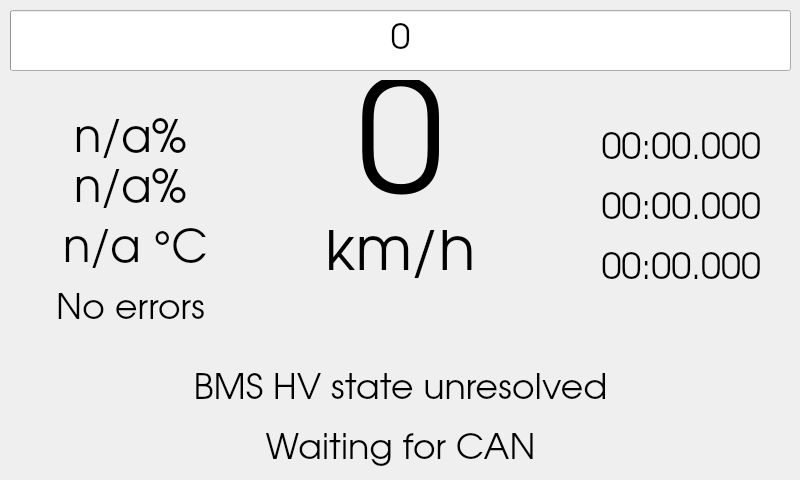
Old version of the form Dash/mainwindow.ui in the repository PUT-Motorsport/PUTM_EV_DASH_SOFTWARE_2022.
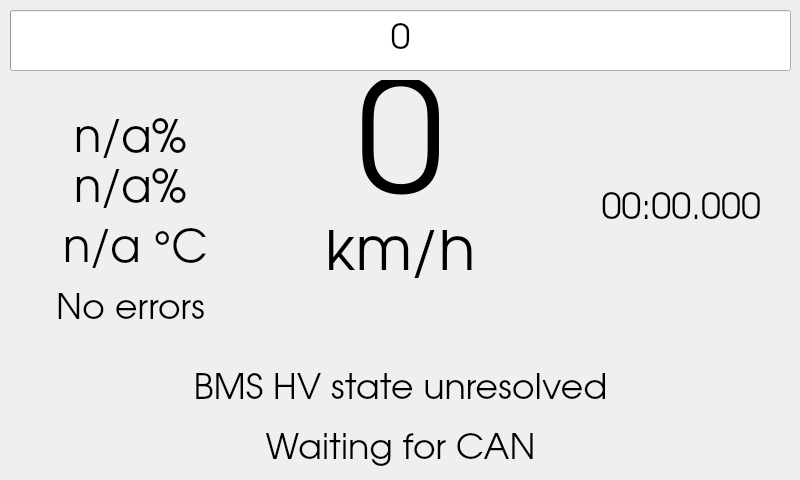
New version of the form.

Diff of the .ui file:
```diff
--- a/Dash/mainwindow.ui
+++ b/Dash/mainwindow.ui
@@ -204,28 +204,6 @@
      <set>Qt::AlignCenter</set>
     </property>
    </widget>
-   <widget class="QLabel" name="sector1">
-    <property name="geometry">
-     <rect>
-      <x>560</x>
-      <y>120</y>
-      <width>201</width>
-      <height>61</height>
-     </rect>
-    </property>
-    <property name="font">
-     <font>
-      <family>URW Gothic</family>
-      <pointsize>27</pointsize>
-     </font>
-    </property>
-    <property name="text">
-     <string>00:00.000</string>
-    </property>
-    <property name="alignment">
-     <set>Qt::AlignRight|Qt::AlignTrailing|Qt::AlignVCenter</set>
-    </property>
-   </widget>
    <widget class="QLabel" name="sector2">
     <property name="geometry">
      <rect>
@@ -248,28 +226,6 @@
      <set>Qt::AlignRight|Qt::AlignTrailing|Qt::AlignVCenter</set>
     </property>
    </widget>
-   <widget class="QLabel" name="sector3">
-    <property name="geometry">
-     <rect>
-      <x>560</x>
-      <y>240</y>
-      <width>201</width>
-      <height>61</height>
-     </rect>
-    </property>
-    <property name="font">
-     <font>
-      <family>URW Gothic</family>
-      <pointsize>27</pointsize>
-     </font>
-    </property>
-    <property name="text">
-     <string>00:00.000</string>
-    </property>
-    <property name="alignment">
-     <set>Qt::AlignRight|Qt::AlignTrailing|Qt::AlignVCenter</set>
-    </property>
-   </widget>
    <widget class="QLabel" name="lvsoc">
     <property name="geometry">
      <rect>
```
